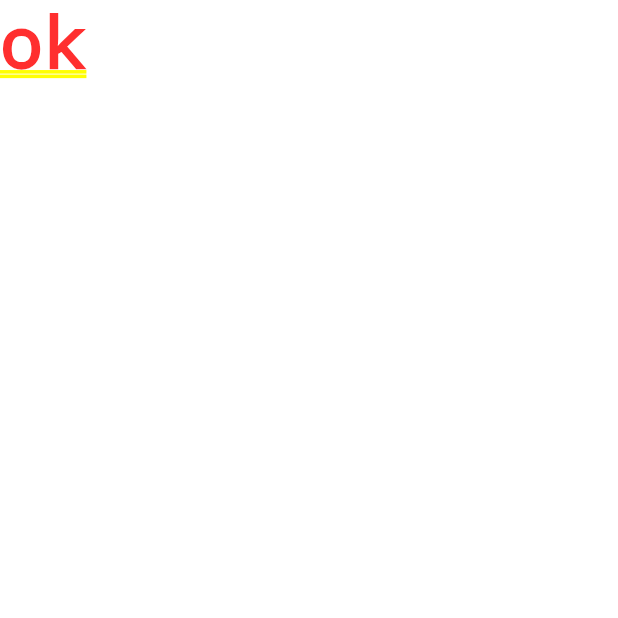
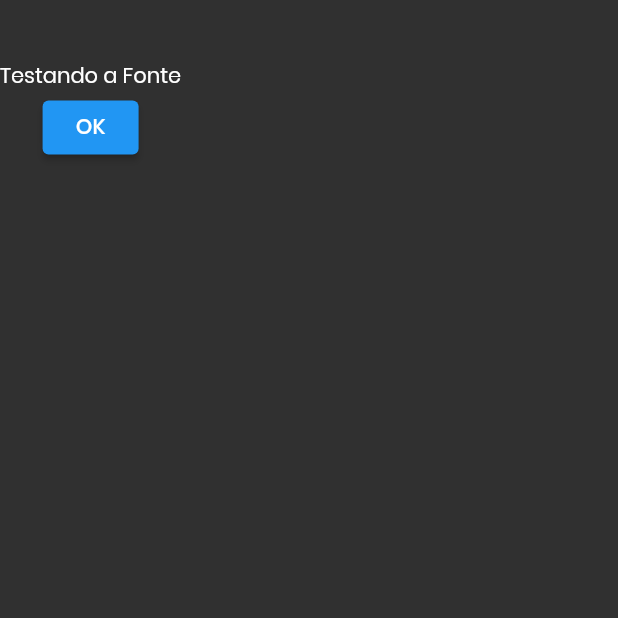
Before and after one commit to caneto/flutter_layouts_contact_app, a Flutter app: the screen it shows after launch, on a phone screen of 412 x 824 dp, the top half of it. Run offline on Flutter 3.47's test engine with Material 2 defaults, Android fonts, the phone set to English and light mode, and no system bars.

Commit message:
Atualização

```diff
--- a/lib/android/android.app.dart
+++ b/lib/android/android.app.dart
@@ -1,3 +1,4 @@
+import 'package:contactapp/android/home/home_page.dart';
 import 'package:contactapp/android/utils/styles.dart';
 import 'package:flutter/material.dart';
 
@@ -10,9 +11,7 @@ class AndroidApp extends StatelessWidget {
       debugShowCheckedModeBanner: false,
       title: 'Contatos',
       theme: androidThem(),
-      home: Container(
-        child: const Text("ok"),
-      ),
+      home: const HomePage(),
     );
   }
 }
--- /dev/null
+++ b/lib/android/home/home_page.dart
@@ -0,0 +1,26 @@
+import 'package:flutter/material.dart';
+
+class HomePage extends StatelessWidget {
+  const HomePage({Key? key}) : super(key: key);
+
+  @override
+  Widget build(BuildContext context) {
+    return Scaffold(
+      body: Column(
+        children:  [
+          const SizedBox(
+            height: 40,
+          ),
+          const Text(
+            "Testando a Fonte",
+          ),
+          ElevatedButton(
+            onPressed: () {
+
+            },
+           child: Text('OK'), ),
+        ],
+      ),
+    );
+  }
+}
--- a/lib/android/utils/styles.dart
+++ b/lib/android/utils/styles.dart
@@ -1,11 +1,52 @@
 import 'package:flutter/material.dart';
 
-const brightness = Brightness.light;
+const brightness = Brightness.dark;
 const primaryColor = Color(0xFF2AACFF);
 const accentColor = Color(0xFFFFFFFF);
 
 ThemeData androidThem() {
   return ThemeData(
     brightness: brightness,
+    textTheme:  const TextTheme(
+      bodyText1: TextStyle(
+        fontFamily: "Poppins",
+      ),
+      bodyText2: TextStyle(
+        fontFamily: "Poppins",
+      ),
+      button: TextStyle(
+        fontFamily: "Poppins",
+      ),
+      caption: TextStyle(
+        fontFamily: "Poppins",
+      ),
+      headline1: TextStyle(
+        fontFamily: "Poppins",
+      ),
+      headline2: TextStyle(
+        fontFamily: "Poppins",
+      ),
+      headline3: TextStyle(
+        fontFamily: "Poppins",
+      ),
+      headline4: TextStyle(
+        fontFamily: "Poppins",
+      ),
+      headline5: TextStyle(
+        fontFamily: "Poppins",
+      ),
+      overline: TextStyle(
+        fontFamily: "Poppins",
+      ),
+      subtitle2: TextStyle(
+        fontFamily: "Poppins",
+      ),
+      subtitle1: TextStyle(
+        fontFamily: "Poppins",
+      ),
+      headline6: TextStyle(
+        fontFamily: "Poppins",
+      ),
+    ),
   );
 }
```
